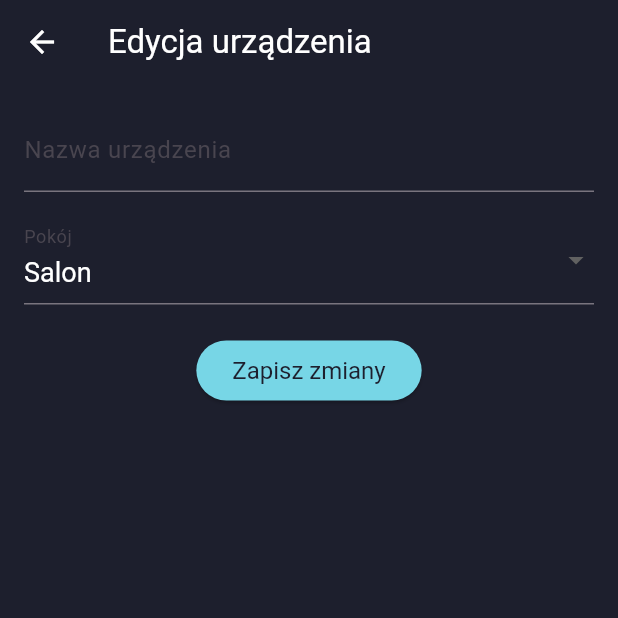
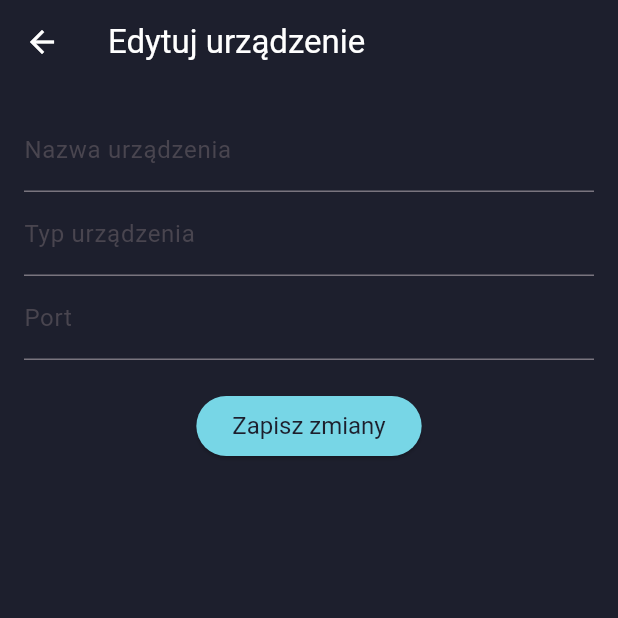
Before and after one commit to Arkadiusz4/smart-lighting-system, a Flutter app: the EditDeviceScreen screen opened directly with empty values, on a phone screen of 412 x 824 dp, the top half of it. Run offline on Flutter 3.47's test engine with Material 3 defaults, Android fonts, the phone set to English and light mode, and no system bars; our stand-ins replace bloc, cloud_firestore, equatable, firebase_auth, firebase_core, flutter_bloc; missing offline and left inert: qr_code_scanner; accounts and stored records are empty.

Commit message:
Edit devices

```diff
--- a/mobile-app/lib/screens/devices_screen.dart
+++ b/mobile-app/lib/screens/devices_screen.dart
@@ -6,7 +6,7 @@ import 'package:mobile_app/blocs/boards/board_event.dart';
 import 'package:mobile_app/blocs/boards/board_state.dart';
 import 'package:mobile_app/screens/add_board_screen.dart';
 import 'package:mobile_app/screens/devices_list_screen.dart';
-import 'package:mobile_app/screens/edit_device_screen.dart';
+import 'package:mobile_app/screens/edit_board_screen.dart';
 import 'package:mobile_app/styles/color.dart';
 
 class DevicesScreen extends StatelessWidget {
@@ -59,7 +59,7 @@ class DevicesScreen extends StatelessWidget {
                             MaterialPageRoute(
                               builder: (_) => BlocProvider.value(
                                 value: BlocProvider.of<BoardsBloc>(context),
-                                child: EditDeviceScreen(board: board),
+                                child: EditBoardScreen(board: board),
                               ),
                             ),
                           );
--- a/mobile-app/lib/screens/edit_device_screen.dart
+++ b/mobile-app/lib/screens/edit_device_screen.dart
@@ -1,14 +1,14 @@
 import 'package:flutter/material.dart';
 import 'package:flutter_bloc/flutter_bloc.dart';
-import 'package:mobile_app/blocs/boards/board_bloc.dart';
-import 'package:mobile_app/blocs/boards/board_event.dart';
-import 'package:mobile_app/models/board.dart';
+import 'package:mobile_app/blocs/devices/devices_bloc.dart';
+import 'package:mobile_app/blocs/devices/devices_event.dart';
+import 'package:mobile_app/models/device.dart';
 import 'package:mobile_app/styles/color.dart';
 
 class EditDeviceScreen extends StatefulWidget {
-  final Board board;
+  final Device device;
 
-  const EditDeviceScreen({super.key, required this.board});
+  const EditDeviceScreen({Key? key, required this.device}) : super(key: key);
 
   @override
   _EditDeviceScreenState createState() => _EditDeviceScreenState();
@@ -16,21 +16,22 @@ class EditDeviceScreen extends StatefulWidget {
 
 class _EditDeviceScreenState extends State<EditDeviceScreen> {
   late TextEditingController _nameController;
-
-  String? _selectedRoom;
-
-  final List<String> _rooms = ['Salon', 'Sypialnia', 'Kuchnia', 'Łazienka', 'Korytarz', 'Biuro'];
+  late TextEditingController _typeController;
+  late TextEditingController _portController;
 
   @override
   void initState() {
     super.initState();
-    _nameController = TextEditingController(text: widget.board.name);
-    _selectedRoom = widget.board.room.isNotEmpty ? widget.board.room : _rooms.first;
+    _nameController = TextEditingController(text: widget.device.name);
+    _typeController = TextEditingController(text: widget.device.type);
+    _portController = TextEditingController(text: widget.device.port);
   }
 
   @override
   void dispose() {
     _nameController.dispose();
+    _typeController.dispose();
+    _portController.dispose();
     super.dispose();
   }
 
@@ -38,7 +39,7 @@ class _EditDeviceScreenState extends State<EditDeviceScreen> {
   Widget build(BuildContext context) {
     return Scaffold(
       appBar: AppBar(
-        title: const Text('Edycja urządzenia'),
+        title: const Text('Edytuj urządzenie'),
         backgroundColor: darkBackground,
       ),
       body: Padding(
@@ -47,43 +48,32 @@ class _EditDeviceScreenState extends State<EditDeviceScreen> {
           children: [
             TextField(
               controller: _nameController,
-              decoration: const InputDecoration(
-                labelText: 'Nazwa urządzenia',
-                hintStyle: TextStyle(color: textColor),
-              ),
+              decoration: const InputDecoration(labelText: 'Nazwa urządzenia'),
             ),
-            const SizedBox(height: 16),
-            DropdownButtonFormField<String>(
-              style: const TextStyle(color: textColor, fontSize: 18),
-              dropdownColor: Colors.indigo[800],
-              borderRadius: BorderRadius.circular(10),
-              value: _selectedRoom,
-              decoration: const InputDecoration(labelText: 'Pokój'),
-              items: _rooms.map((room) {
-                return DropdownMenuItem(
-                  value: room,
-                  child: Text(room),
-                );
-              }).toList(),
-              onChanged: (value) {
-                setState(() {
-                  _selectedRoom = value;
-                });
-              },
+            TextField(
+              controller: _typeController,
+              decoration: const InputDecoration(labelText: 'Typ urządzenia'),
+            ),
+            TextField(
+              controller: _portController,
+              decoration: const InputDecoration(labelText: 'Port'),
             ),
             const SizedBox(height: 20),
             ElevatedButton(
               onPressed: () {
                 final newName = _nameController.text;
-                final newRoom = _selectedRoom ?? '';
-                context.read<BoardsBloc>().add(
-                      EditBoard(
-                        boardId: widget.board.boardId,
-                        newName: newName,
-                        newRoom: newRoom,
-                      ),
-                    );
-                Navigator.of(context).pop();
+                final newType = _typeController.text;
+                final newPort = _portController.text;
+
+                // Wyślij event aktualizacji urządzenia
+                context.read<DevicesBloc>().add(UpdateDevice(
+                      deviceId: widget.device.deviceId,
+                      newName: newName,
+                      newType: newType,
+                      newPort: newPort,
+                    ));
+
+                Navigator.of(context).pop(); // Powrót do listy urządzeń
               },
               child: const Text('Zapisz zmiany'),
             ),
```
Also changed, not shown: mobile-app/lib/screens/devices_list_screen.dart (+25 -6 lines), mobile-app/lib/screens/edit_board_screen.dart (added, +95 -0 lines).
